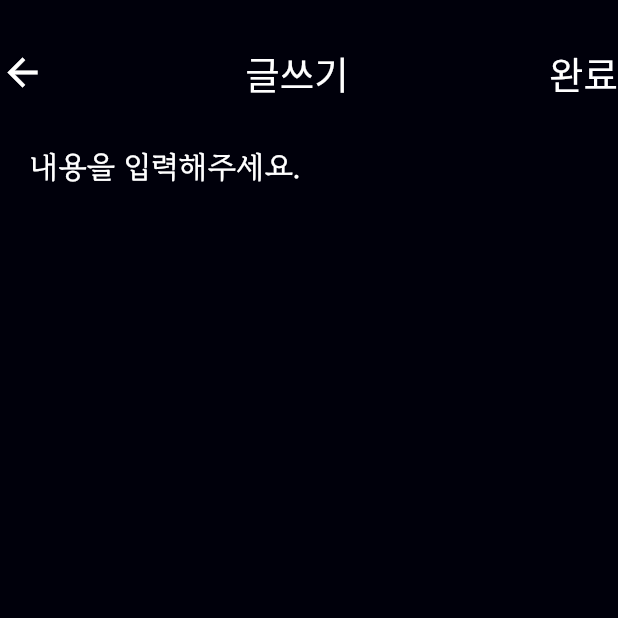
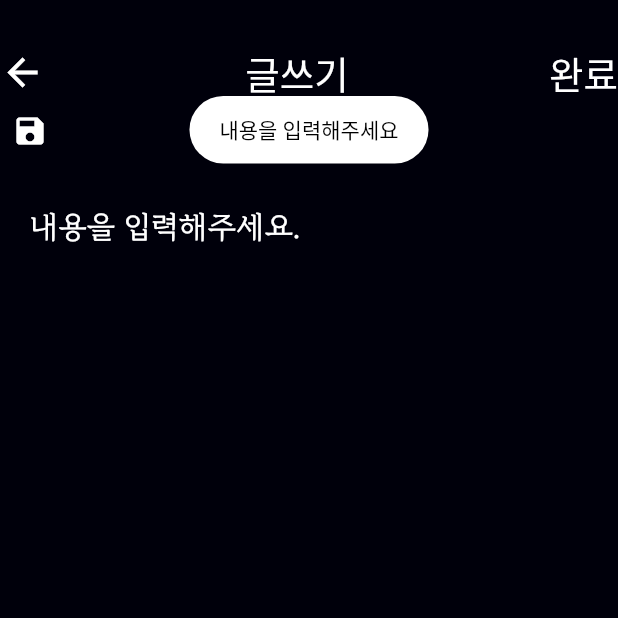
Before and after one commit to LandWhale2/Flutter-Developer_community, a Flutter app: the WritePage screen opened by its route, after a tap on "완료", on a phone screen of 412 x 824 dp, the top half of it. Run offline on Flutter 3.47's test engine with Material 2 defaults, Android fonts, the phone set to English and light mode, and no system bars; our stand-ins replace dio, fluttertoast, image_picker, shared_preferences; accounts and stored records are empty.

Commit message:
[update] write

```diff
--- a/lib/Page/LoginPage.dart
+++ b/lib/Page/LoginPage.dart
@@ -23,7 +23,9 @@ class _LoginPageState extends State<LoginPage> {
 
       String addr = '${ServerIp}auth/signin';
       var response = await http.post(addr, body: {'email': _email, 'password': _password});
+
       // 200 ok. 정상 동작임을 알려준다.
+
       if(response.statusCode == 200){
         var utf8convert= utf8.decode(response.bodyBytes);//한글화
         Map data = json.decode(utf8convert);
--- a/lib/Page/WritePage.dart
+++ b/lib/Page/WritePage.dart
@@ -1,5 +1,15 @@
 
+import 'dart:io';
+
+import 'package:developercommunity/utils/util.dart';
+import 'package:dio/dio.dart';
 import 'package:flutter/material.dart';
+import 'package:fluttertoast/fluttertoast.dart';
+import 'package:image_picker/image_picker.dart';
+import 'package:http/http.dart' as http;
+import 'dart:convert';
+import 'package:shared_preferences/shared_preferences.dart';
+
 
 class WritePage extends StatefulWidget {
   String menu;
@@ -15,7 +25,73 @@ class _WritePageState extends State<WritePage> {
   _WritePageState({Key key, @required this.menu});
   final GlobalKey<FormState> _formkey = GlobalKey<FormState>();
   String content;
+  File ImageFile;
+  SharedPreferences prefs;
+  String imagepath;
+  http.MultipartFile multipartFile;
 
+
+  Future GetImage()async{
+    ImageFile = await ImagePicker.pickImage(source: ImageSource.gallery);
+
+  }
+
+  PostContent() async {
+    if(content != null){
+      prefs = await SharedPreferences.getInstance();
+      if(ImageFile != null){
+        imagepath = ImageFile.path;
+      }
+
+
+
+      String addr = '${ServerIp}api/${menu}/';
+      var postUri = Uri.parse(addr);
+
+      http.MultipartRequest request = http.MultipartRequest("POST", postUri);
+      if(ImageFile != null){
+        multipartFile = await http.MultipartFile.fromPath('image', imagepath);
+      }
+
+
+
+      request.fields['content'] = content;
+      request.fields['writer'] = prefs.getString('nickname');
+      if(ImageFile != null){
+        request.files.add(multipartFile);
+      }
+
+
+      request.send().then((result) async {
+        http.Response.fromStream(result).then((response){
+          if(response.statusCode == 200 || response.statusCode == 201){
+            print(response.body);
+            Navigator.of(context).pop();
+            return null;
+          }else{
+            print(response.body);
+            Fluttertoast.showToast(
+                msg: '오류',
+                backgroundColor: Colors.white,
+                textColor: Colors.black,
+                gravity: ToastGravity.TOP
+            );
+            return null;
+          }
+        });
+      });
+
+
+
+    }else{
+      Fluttertoast.showToast(
+          msg: '내용을 입력해주세요',
+          backgroundColor: Colors.white,
+          textColor: Colors.black,
+          gravity: ToastGravity.TOP
+      );
+    }
+  }
 
 
   @override
@@ -41,11 +117,27 @@ class _WritePageState extends State<WritePage> {
                     ),),
                     InkWell(
                       onTap: (){
+                        PostContent();
                       },
                       child: Text('완료', style: TextStyle(
                           fontSize: MediaQuery.of(context).textScaleFactor*25,
                           color: Colors.white
                       ),),
+                    ),
+                  ],
+                ),
+                Row(
+                  children: <Widget>[
+                    InkWell(
+                      onTap: () async {
+                        GetImage();
+                      },
+                      child: Padding(
+                        padding: const EdgeInsets.all(8.0),
+                        child: Container(
+                          child: Icon(Icons.save, color: Colors.white,),
+                        ),
+                      ),
                     ),
                   ],
                 ),
@@ -71,16 +163,15 @@ class _WritePageState extends State<WritePage> {
                           hintText: '내용을 입력해주세요.',
                           border:InputBorder.none,
                         ),
-                        onSaved: (value)=> content = value,
-                        validator: (value){
-                          if(value.isEmpty){
-                            return '내용을 입력해주세요';
-                          }else{
-                            return null;
-                          }
-                        },
+                        onChanged: (value)=> content = value,
                       ),
                     ),
+                  ),
+                ),
+                Padding(
+                  padding: const EdgeInsets.all(20.0),
+                  child: Container(
+                    child: (ImageFile != null)?Image.file(ImageFile):Container(),
                   ),
                 ),
               ],
--- a/pubspec.yaml
+++ b/pubspec.yaml
@@ -28,6 +28,8 @@ dependencies:
   amazon_cognito_identity_dart: ^0.0.22
   fluttertoast: ^3.1.3
   shared_preferences: ^0.5.4
+  image_picker: ^0.6.2
+  dio : ^3.0.7
 
 dev_dependencies:
   flutter_test:
```
Also changed, not shown: pubspec.lock, 2 other files.
